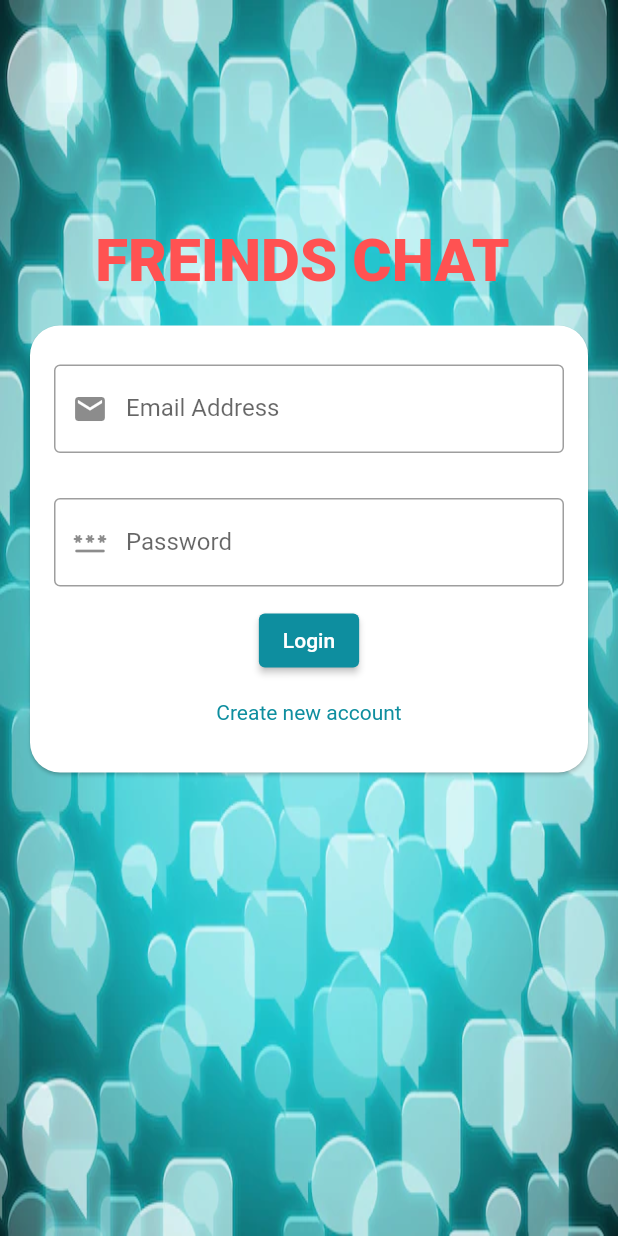
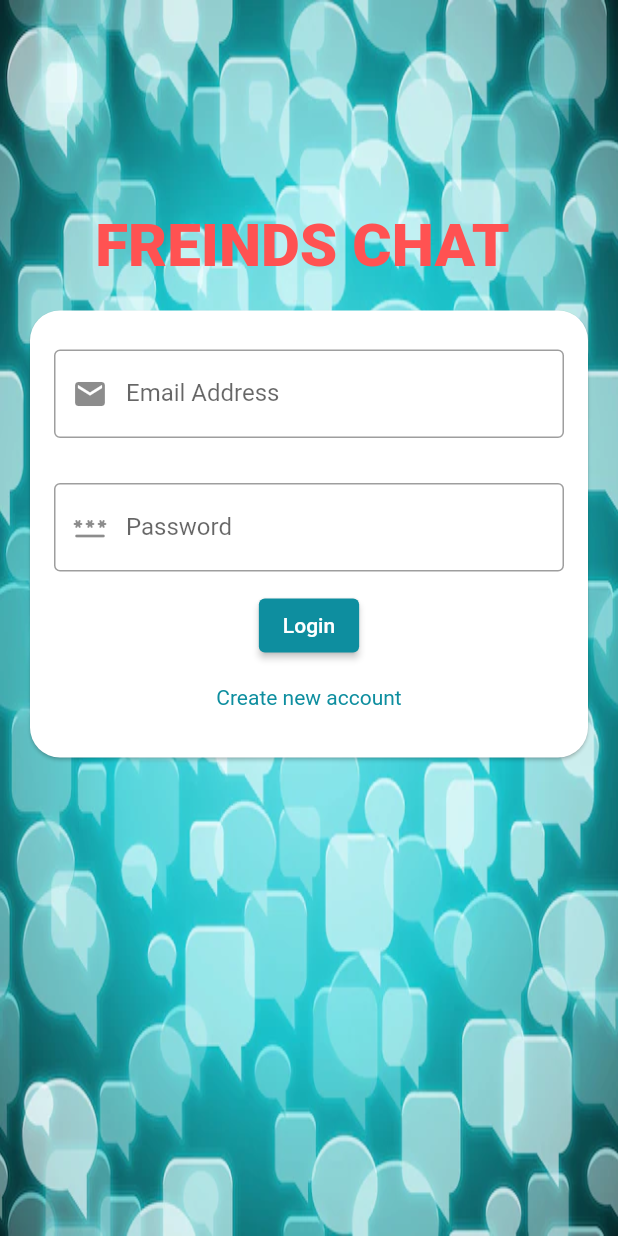
Before and after one commit to Nazeer-Nageb/Friends-chat, a Flutter app: the screen it shows after launch, on a phone screen of 412 x 824 dp. Run offline on Flutter 3.47's test engine with Material 2 defaults, Android fonts, the phone set to English and light mode, and no system bars; our stand-ins replace cloud_firestore, easy_splash_screen, firebase_auth, firebase_core, firebase_messaging, firebase_storage and 1 more; accounts and stored records are empty.

Commit message:
edit sizedbox

```diff
--- a/lib/widgets/auth/auth_from.dart
+++ b/lib/widgets/auth/auth_from.dart
@@ -77,7 +77,7 @@ class _AuthformState extends State<Authform> {
             mainAxisAlignment: MainAxisAlignment.center,
             children: [
               const SizedBox(
-                height: 150,
+                height: 140,
               ),
               const Center(
                   child: Text(
```
